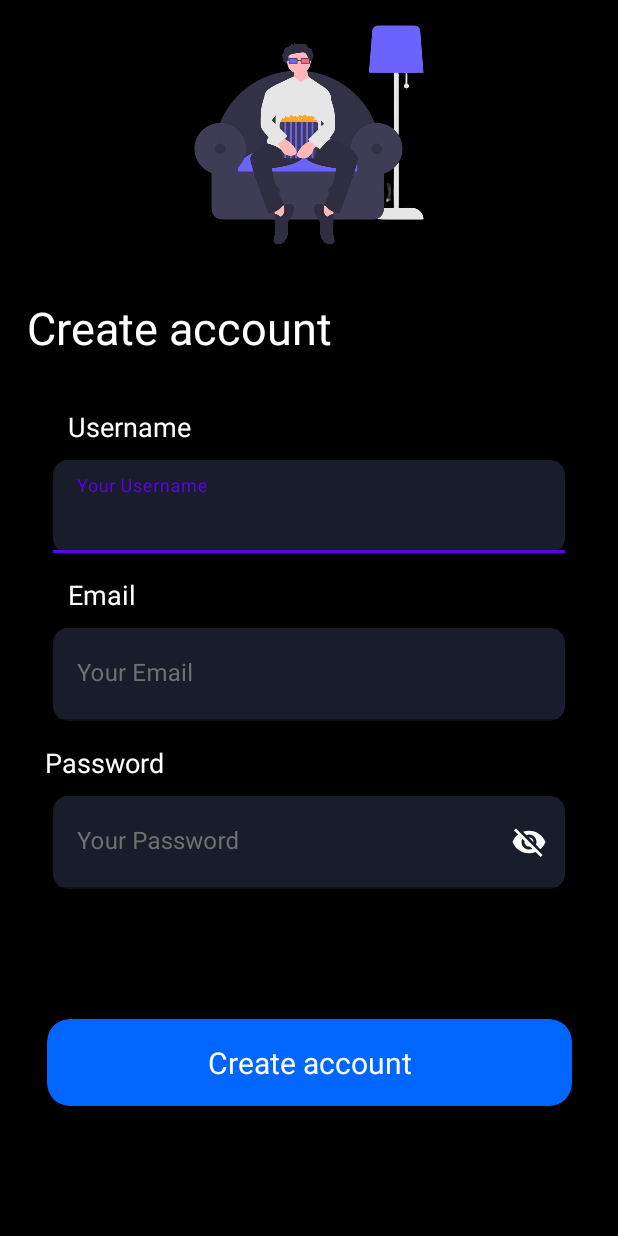
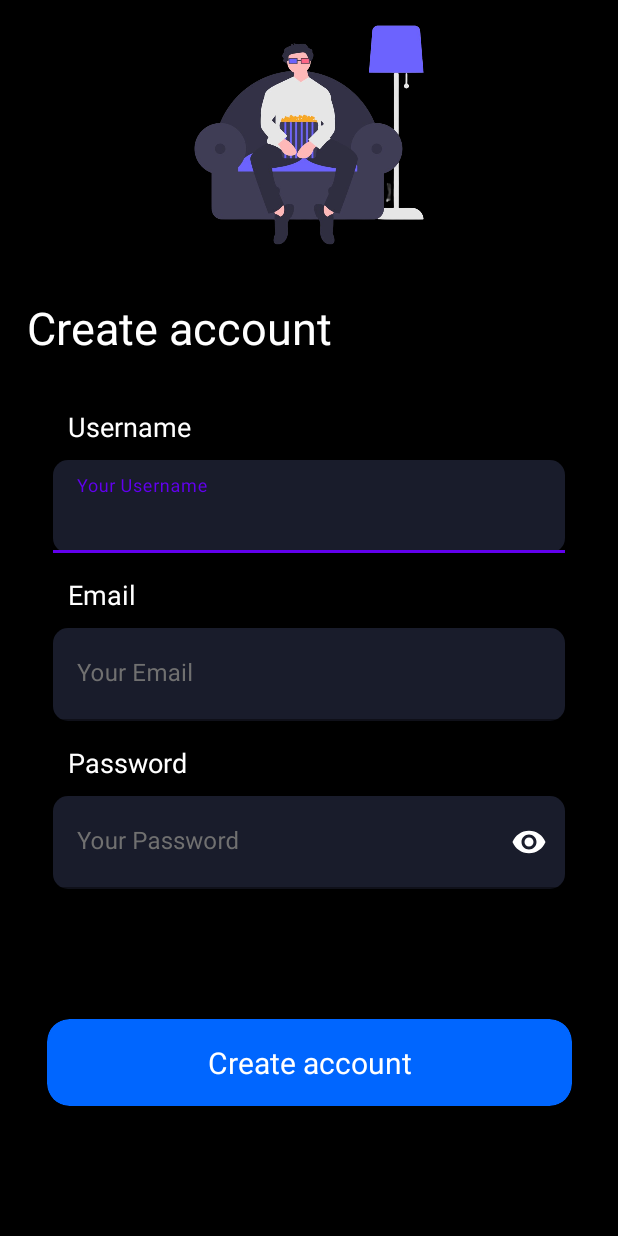
Before and after one commit to IbrahemKhaled74/Movie, an Android app: the fragment Registration shown on its own in the app's theme, on a phone screen of 412 x 824 dp. Run offline under Robolectric (Android 15) with nearby library versions, the phone set to English and light mode, and no system bars; our stand-ins replace data binding; 6 statements that could not run were skipped.

Commit message:
Login With Email

```diff
--- a/app/src/main/java/com/example/movie/Splash.kt
+++ b/app/src/main/java/com/example/movie/Splash.kt
@@ -19,11 +19,11 @@ class Splash : Fragment() {
         if (onBoardingFinished()) {
             Handler(Looper.getMainLooper()).postDelayed({
                 findNavController().navigate(R.id.action_splash_to_login)
-            }, 3000)
+            }, 1000)
         } else {
             Handler(Looper.getMainLooper()).postDelayed({
                 findNavController().navigate(R.id.action_splash_to_viewPager)
-            }, 3000)
+            }, 1000)
         }
         return inflater.inflate(R.layout.fragment_splash, container, false)
 
--- a/app/src/main/java/com/example/movie/registration/Registration.kt
+++ b/app/src/main/java/com/example/movie/registration/Registration.kt
@@ -1,20 +1,30 @@
 package com.example.movie.registration
 
 import android.os.Bundle
+import android.util.Log
 import androidx.fragment.app.Fragment
 import android.view.LayoutInflater
 import android.view.View
 import android.view.ViewGroup
+import android.widget.Toast
+import androidx.databinding.DataBindingUtil
+import androidx.fragment.app.viewModels
+import com.example.movie.Extensions
+import com.example.movie.FirebaseUtils
 import com.example.movie.R
+import com.example.movie.databinding.FragmentRegesterationBinding
 
 class Registration : Fragment() {
+    lateinit var bind:FragmentRegesterationBinding
+    val registrationViewModel: RegistrationViewModel by viewModels()
     override fun onCreateView(
         inflater: LayoutInflater, container: ViewGroup?,
         savedInstanceState: Bundle?
     ): View? {
         // Inflate the layout for this fragment
-        return inflater.inflate(R.layout.fragment_regesteration, container, false)
+        bind=DataBindingUtil.inflate(layoutInflater,R.layout.fragment_regesteration, container, false)
+
+        return bind.root
     }
 
-
 }
--- a/app/src/main/res/layout/fragment_email_login.xml
+++ b/app/src/main/res/layout/fragment_email_login.xml
@@ -91,7 +91,7 @@
             <com.google.android.material.textfield.TextInputEditText
                 android:layout_width="match_parent"
                 android:layout_height="match_parent"
-                android:inputType="text"
+                android:inputType="textPassword"
                 android:padding="20dp"
                 android:hint="@string/password"
                 android:drawableStart="@drawable/password_logo"
@@ -122,6 +122,7 @@
                     android:layout_width="match_parent"
                     android:layout_height="wrap_content"
                     android:gravity="center"
+
                     android:text="@string/sign_up"
                     android:textColor="@color/white"
                     android:textSize="20sp" />
--- a/app/src/main/res/layout/fragment_login.xml
+++ b/app/src/main/res/layout/fragment_login.xml
@@ -169,7 +169,7 @@
                 app:layout_constraintTop_toBottomOf="@id/google_login" />
 
             <TextView
-                android:id="@+id/sign_up_text"
+                android:id="@+id/sign_up"
                 android:layout_width="match_parent"
                 android:layout_height="wrap_content"
                 android:layout_marginTop="18dp"
--- a/app/src/main/res/layout/fragment_regesteration.xml
+++ b/app/src/main/res/layout/fragment_regesteration.xml
@@ -6,7 +6,7 @@
     <data>
 
         <variable
-            name="data"
+            name="VM"
             type="com.example.movie.registration.RegistrationViewModel" />
 
     </data>
@@ -28,7 +28,7 @@
             app:layout_constraintTop_toTopOf="parent" />
 
         <TextView
-            android:id="@+id/create_email"
+            android:id="@+id/create"
             android:layout_width="wrap_content"
             android:layout_height="wrap_content"
             android:gravity="start"
@@ -63,10 +63,11 @@
             app:boxCornerRadiusBottomStart="10dp"
             app:boxCornerRadiusTopEnd="10dp"
             app:boxCornerRadiusTopStart="10dp"
-            app:error="@{data.userNameError}"
+            app:error="@{VM.userNameError}"
+            app:errorTextColor="@color/red"
             app:layout_constraintEnd_toEndOf="parent"
             app:layout_constraintStart_toStartOf="parent"
-            app:layout_constraintTop_toBottomOf="@+id/create_email"
+            app:layout_constraintTop_toBottomOf="@+id/create"
             app:startIconTint="@color/white">
 
             <com.google.android.material.textfield.TextInputEditText
@@ -74,8 +75,11 @@
                 android:layout_height="match_parent"
                 android:hint="@string/your_username"
                 android:inputType="text"
+                android:textColor="@color/white"
                 android:padding="20dp"
-                android:text="@={data.userName}" />
+                android:text="@={VM.userName}"
+
+                />
 
         </com.google.android.material.textfield.TextInputLayout>
 
@@ -103,7 +107,8 @@
             app:boxCornerRadiusBottomStart="10dp"
             app:boxCornerRadiusTopEnd="10dp"
             app:boxCornerRadiusTopStart="10dp"
-            app:error="@{data.emailError}"
+            app:error="@{VM.emailError}"
+            app:errorTextColor="@color/red"
 
             app:layout_constraintEnd_toEndOf="parent"
             app:layout_constraintStart_toStartOf="parent"
@@ -116,7 +121,8 @@
                 android:hint="@string/your_email"
                 android:inputType="text"
                 android:padding="20dp"
-                android:text="@={data.email}"
+                android:text="@={VM.email}"
+                android:textColor="@color/white"
 
 
                 />
@@ -126,7 +132,7 @@
         <TextView
             android:layout_width="wrap_content"
             android:layout_height="wrap_content"
-            android:layout_marginStart="20dp"
+            android:layout_marginStart="35dp"
             android:padding="10dp"
             android:text="@string/password"
             android:textColor="@color/white"
@@ -147,34 +153,38 @@
             app:boxCornerRadiusBottomStart="10dp"
             app:boxCornerRadiusTopEnd="10dp"
             app:boxCornerRadiusTopStart="10dp"
-            app:endIconMode="password_toggle"
-            app:endIconTint="@color/white"
-            app:error="@{data.passwordError}"
-
+            app:error="@{VM.passwordError}"
+            app:passwordToggleEnabled="true"
+            app:passwordToggleTint="@color/white"
+            app:errorTextColor="@color/red"
             app:layout_constraintEnd_toEndOf="parent"
             app:layout_constraintStart_toStartOf="parent"
             app:layout_constraintTop_toBottomOf="@+id/your_email"
-            app:startIconTint="@color/white">
+            app:startIconTint="@color/white"
+            >
 
             <com.google.android.material.textfield.TextInputEditText
                 android:layout_width="match_parent"
                 android:layout_height="match_parent"
                 android:hint="@string/your_password"
-                android:inputType="text"
+                android:inputType="textPassword"
                 android:padding="20dp"
+                android:text="@={VM.password}"
+                android:textColor="@color/white"
 
-                android:text="@={data.password}"
 
                 />
 
         </com.google.android.material.textfield.TextInputLayout>
 
         <androidx.cardview.widget.CardView
-            android:id="@+id/email_created"
+            android:id="@+id/create_email"
             android:layout_width="wrap_content"
             android:layout_height="wrap_content"
             android:backgroundTint="@color/blue"
             app:cardCornerRadius="15dp"
+
+            android:onClick="@{()->VM.createAccount()}"
             app:cardElevation="20dp"
             app:layout_constraintBottom_toBottomOf="parent"
             app:layout_constraintEnd_toEndOf="parent"
@@ -193,6 +203,7 @@
                     android:gravity="center"
                     android:text="@string/create_account"
                     android:textColor="@color/white"
+
                     android:textSize="20sp" />
             </androidx.appcompat.widget.LinearLayoutCompat>
 
--- a/app/src/main/res/values/colors.xml
+++ b/app/src/main/res/values/colors.xml
@@ -11,4 +11,5 @@
     <color name="blue">#0066FF</color>
     <color name="gmail_password_text">#707070</color>
     <color name="transperent">#00000000</color>
+    <color name="red">#FF0000</color>
 </resources>
--- a/build.gradle
+++ b/build.gradle
@@ -3,4 +3,6 @@ plugins {
     id 'com.android.application' version '7.3.1' apply false
     id 'com.android.library' version '7.3.1' apply false
     id 'org.jetbrains.kotlin.android' version '1.7.20' apply false
+    id 'com.google.dagger.hilt.android' version '2.44' apply false
+    id 'com.google.gms.google-services' version '4.3.15' apply false
 }
```
Also changed, not shown: app/build.gradle (+23 -0 lines), app/src/main/java/com/example/movie/Extensions.kt (added, +13 -0 lines), app/src/main/java/com/example/movie/FirebaseUtils.kt (added, +9 -0 lines), app/src/main/java/com/example/movie/login/Login.kt (+8 -0 lines), app/src/main/java/com/example/movie/registration/RegistrationViewModel.kt (+65 -0 lines), app/src/main/res/navigation/nav_graph.xml (+9 -0 lines), 1 other file.
